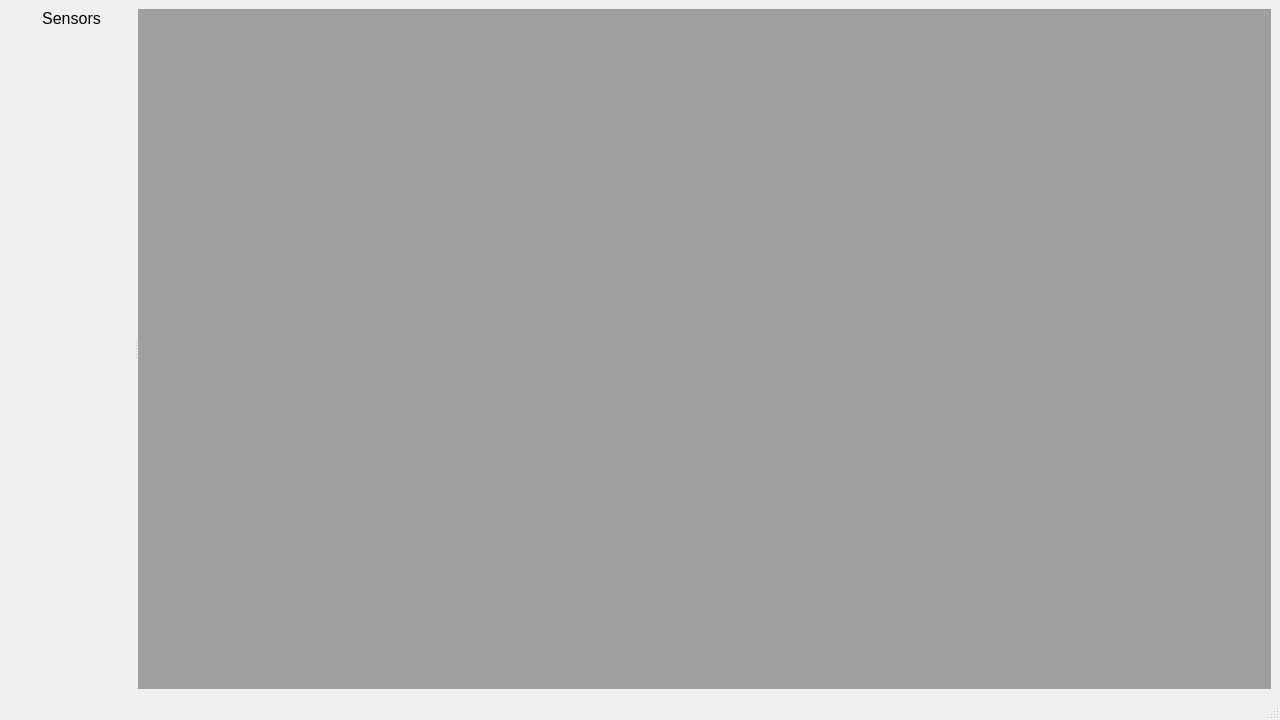
This is applications/viewer/clientViewer/mainwindow.ui in T-PLAY/hub as Qt 5 draws it before an edit. The edited form follows.
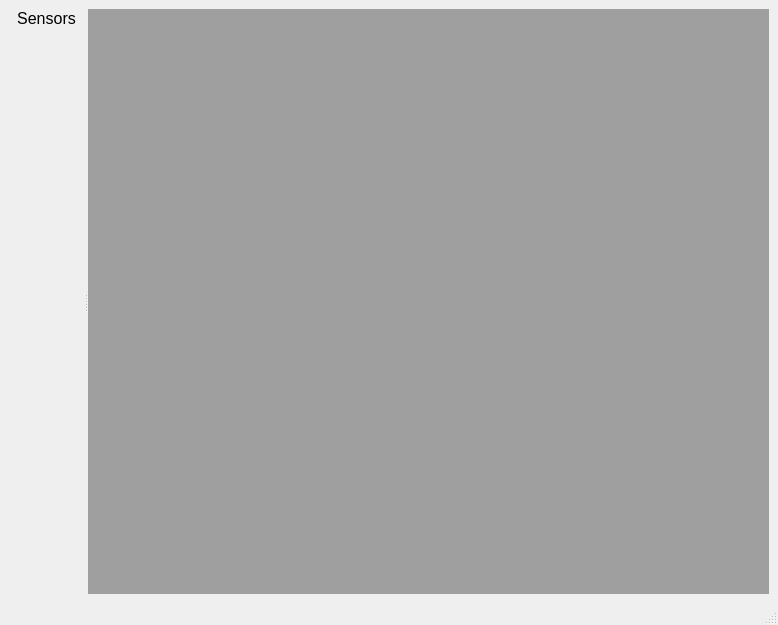
This is the edited form.

Diff of the .ui file:
```diff
--- a/applications/viewer/clientViewer/mainwindow.ui
+++ b/applications/viewer/clientViewer/mainwindow.ui
@@ -6,8 +6,8 @@
    <rect>
     <x>0</x>
     <y>0</y>
-    <width>1280</width>
-    <height>720</height>
+    <width>778</width>
+    <height>625</height>
    </rect>
   </property>
   <property name="sizePolicy">
```
Left out of the diff: 4 changed lines with no effect on the pictures.
